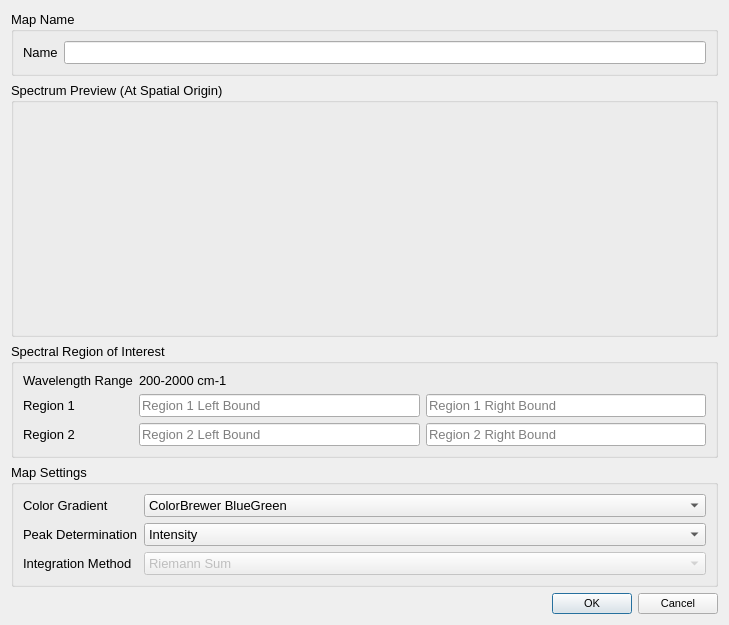
The window that GUI/Analysis/bandratiodialog.ui (VespucciProject/Vespucci) describes before a commit, drawn with Qt 5.
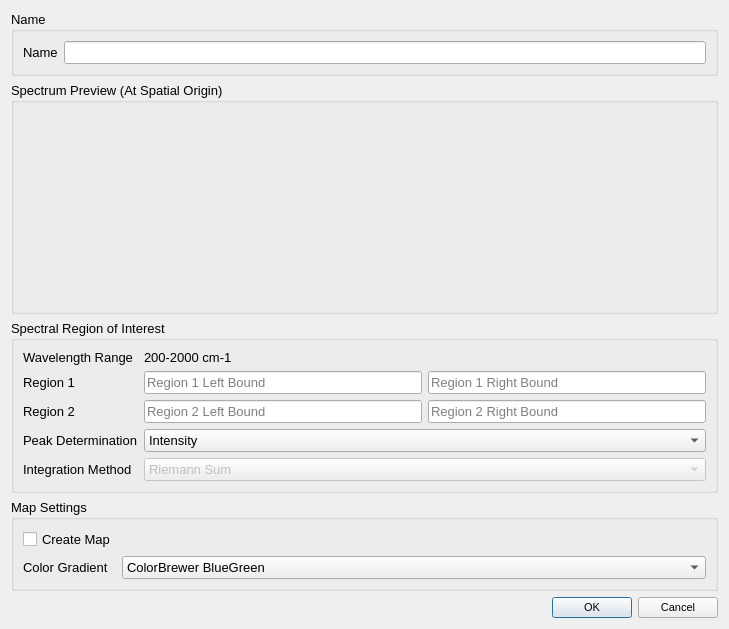
The same window after the commit. Custom widgets are drawn as their Qt base class.

```diff
--- a/GUI/Analysis/bandratiodialog.ui
+++ b/GUI/Analysis/bandratiodialog.ui
@@ -7,7 +7,7 @@
     <x>0</x>
     <y>0</y>
     <width>725</width>
-    <height>625</height>
+    <height>629</height>
    </rect>
   </property>
   <property name="font">
@@ -27,7 +27,7 @@
       </font>
      </property>
      <property name="title">
-      <string>Map Name</string>
+      <string>Name</string>
      </property>
      <layout class="QFormLayout" name="formLayout_4">
       <property name="fieldGrowthPolicy">
@@ -157,6 +157,46 @@
         </item>
        </layout>
       </item>
+      <item row="3" column="1">
+       <widget class="QComboBox" name="peakComboBox">
+        <item>
+         <property name="text">
+          <string>Intensity</string>
+         </property>
+        </item>
+        <item>
+         <property name="text">
+          <string>Area</string>
+         </property>
+        </item>
+       </widget>
+      </item>
+      <item row="4" column="1">
+       <widget class="QComboBox" name="integrationComboBox">
+        <property name="enabled">
+         <bool>false</bool>
+        </property>
+        <item>
+         <property name="text">
+          <string>Riemann Sum</string>
+         </property>
+        </item>
+       </widget>
+      </item>
+      <item row="3" column="0">
+       <widget class="QLabel" name="label_7">
+        <property name="text">
+         <string>Peak Determination</string>
+        </property>
+       </widget>
+      </item>
+      <item row="4" column="0">
+       <widget class="QLabel" name="integrationLabel">
+        <property name="text">
+         <string>Integration Method</string>
+        </property>
+       </widget>
+      </item>
      </layout>
     </widget>
    </item>
@@ -174,7 +214,7 @@
       <property name="fieldGrowthPolicy">
        <enum>QFormLayout::AllNonFixedFieldsGrow</enum>
       </property>
-      <item row="0" column="1">
+      <item row="1" column="1">
        <widget class="QComboBox" name="gradientComboBox">
         <property name="toolTip">
          <string>An asterix by the color scheme name indicates a divergent color scheme particularly suited for this kind of map.</string>
@@ -380,52 +420,19 @@
        </widget>
       </item>
       <item row="1" column="0">
-       <widget class="QLabel" name="label_7">
-        <property name="text">
-         <string>Peak Determination</string>
-        </property>
-       </widget>
-      </item>
-      <item row="1" column="1">
-       <widget class="QComboBox" name="peakComboBox">
-        <item>
-         <property name="text">
-          <string>Intensity</string>
-         </property>
-        </item>
-        <item>
-         <property name="text">
-          <string>Area</string>
-         </property>
-        </item>
-       </widget>
-      </item>
-      <item row="2" column="0">
-       <widget class="QLabel" name="integrationLabel">
-        <property name="text">
-         <string>Integration Method</string>
-        </property>
-       </widget>
-      </item>
-      <item row="2" column="1">
-       <widget class="QComboBox" name="integrationComboBox">
-        <property name="enabled">
-         <bool>false</bool>
-        </property>
-        <item>
-         <property name="text">
-          <string>Riemann Sum</string>
-         </property>
-        </item>
-       </widget>
-      </item>
-      <item row="0" column="0">
        <widget class="QLabel" name="label_6">
         <property name="text">
          <string>Color Gradient</string>
         </property>
        </widget>
       </item>
+      <item row="0" column="0">
+       <widget class="QCheckBox" name="mapCheckBox">
+        <property name="text">
+         <string>Create Map</string>
+        </property>
+       </widget>
+      </item>
      </layout>
     </widget>
    </item>
```
